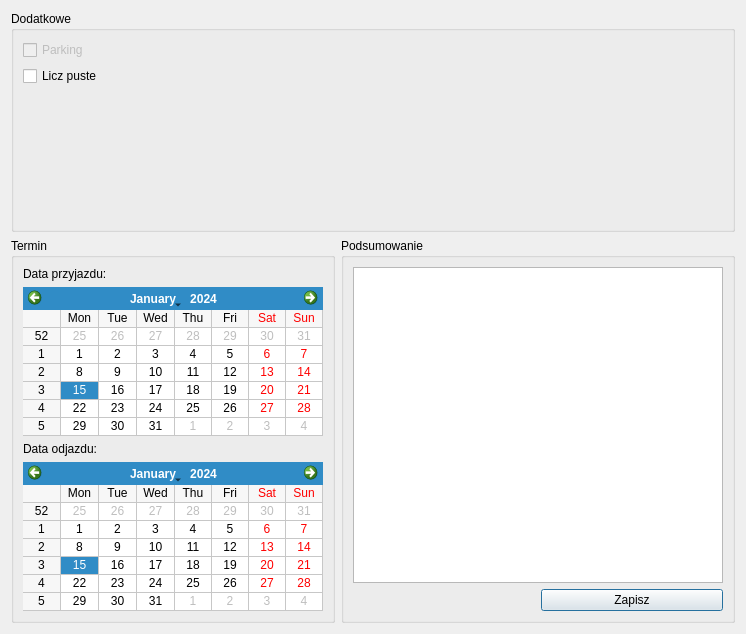
Above: src/ui/NewReservation/NewSingleDialog.ui from Skwara/HoteleADC before the change. Below: the same form after it.
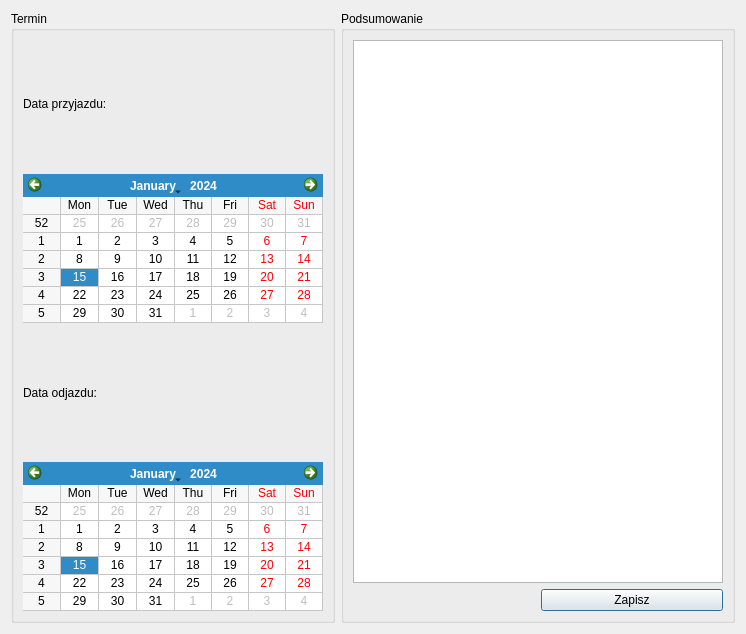
That is the form after the change.

```diff
--- a/src/ui/NewReservation/NewSingleDialog.ui
+++ b/src/ui/NewReservation/NewSingleDialog.ui
@@ -24,47 +24,7 @@
   </property>
   <layout class="QVBoxLayout" name="verticalLayout">
    <item>
-    <layout class="QHBoxLayout" name="horizontalLayout_1">
-     <item>
-      <widget class="QGroupBox" name="additionalGroupBox">
-       <property name="title">
-        <string>Dodatkowe</string>
-       </property>
-       <layout class="QVBoxLayout" name="verticalLayout_3">
-        <item>
-         <widget class="QCheckBox" name="parkingCheckBox">
-          <property name="enabled">
-           <bool>false</bool>
-          </property>
-          <property name="text">
-           <string>Parking</string>
-          </property>
-         </widget>
-        </item>
-        <item>
-         <widget class="QCheckBox" name="emptyPlaceCheckBox">
-          <property name="text">
-           <string>Licz puste</string>
-          </property>
-         </widget>
-        </item>
-        <item>
-         <spacer name="verticalSpacer_3">
-          <property name="orientation">
-           <enum>Qt::Vertical</enum>
-          </property>
-          <property name="sizeHint" stdset="0">
-           <size>
-            <width>20</width>
-            <height>0</height>
-           </size>
-          </property>
-         </spacer>
-        </item>
-       </layout>
-      </widget>
-     </item>
-    </layout>
+    <layout class="QHBoxLayout" name="horizontalLayout_1"/>
    </item>
    <item>
     <layout class="QHBoxLayout" name="horizontalLayout_2">
```
Left out of the diff: 2 changed lines with no effect on the pictures.
